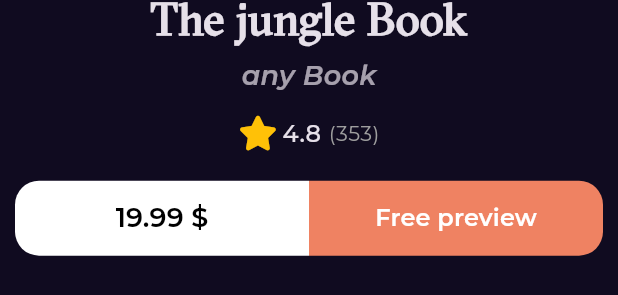
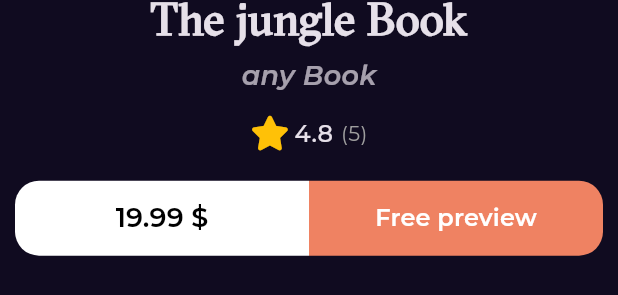
Before and after one commit to HazemZohdy/bookly-app, a Flutter app: the BooksDetailsSection widget shown alone on an empty page, opened directly, on a phone screen of 412 x 824 dp. Shown: the part 741-1036 px from the top of the screen. Run offline on Flutter 3.47's test engine with Material 3 defaults, Android fonts, the phone set to English and light mode, and no system bars; drawn by our look-alikes of cached_network_image; our stand-ins replace bloc, dartz, dio, equatable, flutter_bloc, font_awesome_flutter and 3 more; network calls fail.

Commit message:
newset books list view data done

```diff
--- a/lib/Features/home/presentation/views/widgets/books_details_section.dart
+++ b/lib/Features/home/presentation/views/widgets/books_details_section.dart
@@ -40,6 +40,7 @@ class BooksDetailsSection extends StatelessWidget {
         ),
         const SizedBox(height: 14),
         const CustomBooklyRating(
+          count: 5,
           mainAxisAlignment: MainAxisAlignment.center,
         ),
         const SizedBox(
--- a/lib/Features/home/presentation/views/widgets/cusotm_bookly_rating.dart
+++ b/lib/Features/home/presentation/views/widgets/cusotm_bookly_rating.dart
@@ -3,9 +3,14 @@ import 'package:flutter/material.dart';
 import 'package:font_awesome_flutter/font_awesome_flutter.dart';
 
 class CustomBooklyRating extends StatelessWidget {
-  const CustomBooklyRating(
-      {super.key, this.mainAxisAlignment = MainAxisAlignment.start});
+  const CustomBooklyRating({
+    super.key,
+    this.mainAxisAlignment = MainAxisAlignment.start,
+    required this.count,
+  });
   final MainAxisAlignment mainAxisAlignment;
+
+  final int count;
   @override
   Widget build(BuildContext context) {
     return Row(
@@ -23,7 +28,7 @@ class CustomBooklyRating extends StatelessWidget {
         ),
         const SizedBox(width: 5),
         Text(
-          '(353)',
+          '($count)',
           style: Styles.textStyle14.copyWith(color: Colors.grey),
         ),
       ],
--- a/lib/Features/search/presentation/views/widgets/custom_list_view_search.dart
+++ b/lib/Features/search/presentation/views/widgets/custom_list_view_search.dart
@@ -14,7 +14,8 @@ class CustomListViewSearch extends StatelessWidget {
       itemBuilder: (context, index) {
         return const Padding(
           padding: EdgeInsets.symmetric(vertical: 10),
-          child: BestSallerListViewItem(),
+          // child: BookListViewItem(),
+          child: Text('data'),
         );
       },
     );
--- a/lib/main.dart
+++ b/lib/main.dart
@@ -28,7 +28,7 @@ class BooklyApp extends StatelessWidget {
         BlocProvider(
           create: (context) => NewsetBookCubit(
             getIt.get<HomeRapoImpl>(),
-          ),
+          )..fetchNewsetBook(),
         ),
       ],
       child: MaterialApp.router(
```
Also changed, not shown: lib/Features/home/presentation/views/widgets/best_saller_list_view.dart (deleted, +0 -21 lines), lib/Features/home/presentation/views/widgets/best_saller_list_view_Item.dart (+14 -21 lines), lib/Features/home/presentation/views/widgets/home_view_body.dart (+7 -3 lines), lib/Features/home/presentation/views/widgets/newset_books_list_view.dart (added, +37 -0 lines).
